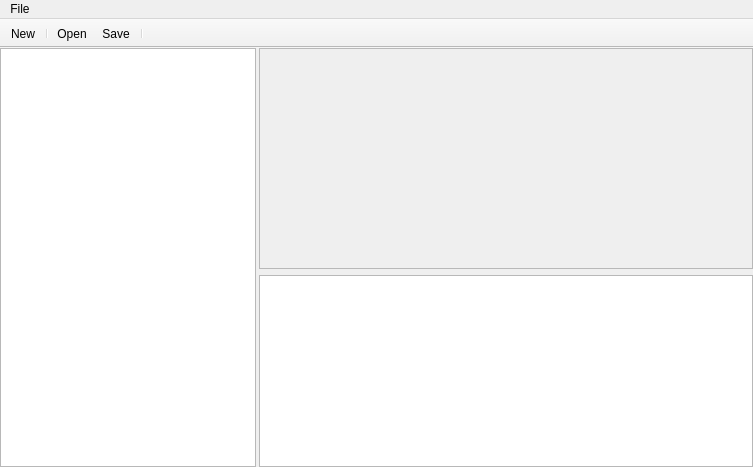
First picture: the form in mainwindow.ui, repository Sponk/lua-editor, before the edit.
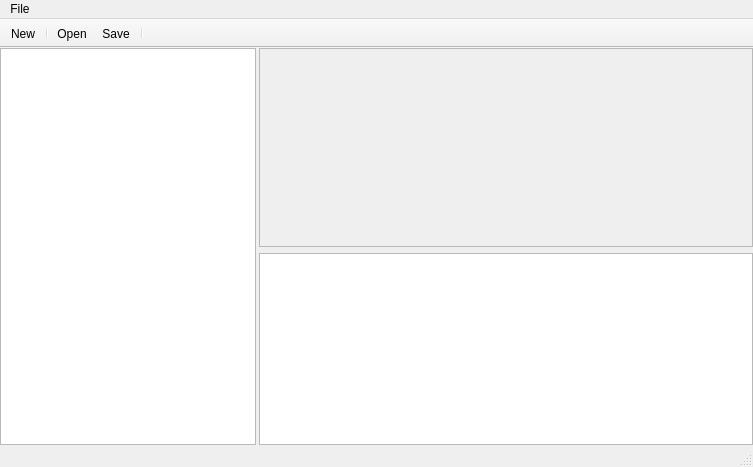
Second picture: the form after the edit. Icons and pictures are not drawn.

Diff of the .ui file:
```diff
--- a/mainwindow.ui
+++ b/mainwindow.ui
@@ -117,6 +117,7 @@
    <addaction name="actionSave"/>
    <addaction name="separator"/>
   </widget>
+  <widget class="QStatusBar" name="statusBar"/>
   <action name="action_new">
    <property name="text">
     <string>New</string>
```
Left out of the diff: 17 changed lines with no effect on the pictures.
